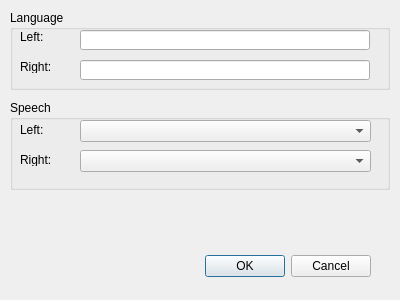
This is source/vocabularymanagerdialog/vocabularysettingsdialog.ui in martin-kudlicka/vocabulary-master as Qt 5 draws it before an edit. The edited form follows.
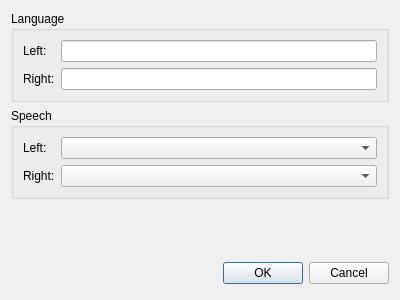
This is the edited form.

```diff
--- a/source/vocabularymanagerdialog/vocabularysettingsdialog.ui
+++ b/source/vocabularymanagerdialog/vocabularysettingsdialog.ui
@@ -13,15 +13,113 @@
   <property name="windowTitle">
    <string>Vocabulary Settings</string>
   </property>
-  <widget class="QWidget" name="layoutWidget">
-   <property name="geometry">
-    <rect>
-     <x>20</x>
-     <y>250</y>
-     <width>351</width>
-     <height>33</height>
-    </rect>
-   </property>
+  <layout class="QVBoxLayout" name="verticalLayout_3">
+   <item>
+    <widget class="QGroupBox" name="groupBox_2">
+     <property name="title">
+      <string>Language</string>
+     </property>
+     <layout class="QVBoxLayout" name="verticalLayout">
+      <item>
+       <layout class="QGridLayout" name="gridLayout">
+        <item row="0" column="0">
+         <widget class="QLabel" name="label_3">
+          <property name="text">
+           <string>Left:</string>
+          </property>
+          <property name="buddy">
+           <cstring>leLanguageLeft</cstring>
+          </property>
+         </widget>
+        </item>
+        <item row="0" column="1">
+         <widget class="QLineEdit" name="leLanguageLeft"/>
+        </item>
+        <item row="1" column="0">
+         <widget class="QLabel" name="label_4">
+          <property name="text">
+           <string>Right:</string>
+          </property>
+          <property name="buddy">
+           <cstring>leLanguageRight</cstring>
+          </property>
+         </widget>
+        </item>
+        <item row="1" column="1">
+         <widget class="QLineEdit" name="leLanguageRight"/>
+        </item>
+       </layout>
+      </item>
+     </layout>
+    </widget>
+   </item>
+   <item>
+    <widget class="QGroupBox" name="qgbSpeech">
+     <property name="title">
+      <string>Speech</string>
+     </property>
+     <layout class="QVBoxLayout" name="verticalLayout_2">
+      <item>
+       <layout class="QGridLayout" name="gridLayout_2">
+        <item row="0" column="0">
+         <widget class="QLabel" name="label">
+          <property name="text">
+           <string>Left:</string>
+          </property>
+          <property name="buddy">
+           <cstring>qcbSpeechLeft</cstring>
+          </property>
+         </widget>
+        </item>
+        <item row="0" column="1">
+         <widget class="QComboBox" name="qcbSpeechLeft">
+          <property name="sizePolicy">
+           <sizepolicy hsizetype="Expanding" vsizetype="Fixed">
+            <horstretch>0</horstretch>
+            <verstretch>0</verstretch>
+           </sizepolicy>
+          </property>
+         </widget>
+        </item>
+        <item row="1" column="0">
+         <widget class="QLabel" name="label_2">
+          <property name="text">
+           <string>Right:</string>
+          </property>
+          <property name="buddy">
+           <cstring>qcbSpeechRight</cstring>
+          </property>
+         </widget>
+        </item>
+        <item row="1" column="1">
+         <widget class="QComboBox" name="qcbSpeechRight">
+          <property name="sizePolicy">
+           <sizepolicy hsizetype="Expanding" vsizetype="Fixed">
+            <horstretch>0</horstretch>
+            <verstretch>0</verstretch>
+           </sizepolicy>
+          </property>
+         </widget>
+        </item>
+       </layout>
+      </item>
+     </layout>
+    </widget>
+   </item>
+   <item>
+    <spacer name="verticalSpacer">
+     <property name="orientation">
+      <enum>Qt::Vertical</enum>
+     </property>
+     <property name="sizeHint" stdset="0">
+      <size>
+       <width>20</width>
+       <height>40</height>
+      </size>
+     </property>
+    </spacer>
+   </item>
+   <item>
    <layout class="QHBoxLayout">
     <property name="spacing">
      <number>6</number>
@@ -57,125 +155,8 @@
      </widget>
     </item>
    </layout>
-  </widget>
-  <widget class="QGroupBox" name="qgbSpeech">
-   <property name="geometry">
-    <rect>
-     <x>10</x>
-     <y>100</y>
-     <width>380</width>
-     <height>90</height>
-    </rect>
-   </property>
-   <property name="title">
-    <string>Speech</string>
-   </property>
-   <widget class="QLabel" name="label">
-    <property name="geometry">
-     <rect>
-      <x>10</x>
-      <y>23</y>
-      <width>46</width>
-      <height>13</height>
-     </rect>
-    </property>
-    <property name="text">
-     <string>Left:</string>
-    </property>
-   </widget>
-   <widget class="QLabel" name="label_2">
-    <property name="geometry">
-     <rect>
-      <x>10</x>
-      <y>53</y>
-      <width>46</width>
-      <height>13</height>
-     </rect>
-    </property>
-    <property name="text">
-     <string>Right:</string>
-    </property>
-   </widget>
-   <widget class="QComboBox" name="qcbSpeechLeft">
-    <property name="geometry">
-     <rect>
-      <x>70</x>
-      <y>20</y>
-      <width>291</width>
-      <height>22</height>
-     </rect>
-    </property>
-   </widget>
-   <widget class="QComboBox" name="qcbSpeechRight">
-    <property name="geometry">
-     <rect>
-      <x>70</x>
-      <y>50</y>
-      <width>291</width>
-      <height>22</height>
-     </rect>
-    </property>
-   </widget>
-  </widget>
-  <widget class="QGroupBox" name="groupBox_2">
-   <property name="geometry">
-    <rect>
-     <x>10</x>
-     <y>10</y>
-     <width>380</width>
-     <height>80</height>
-    </rect>
-   </property>
-   <property name="title">
-    <string>Language</string>
-   </property>
-   <widget class="QLabel" name="label_3">
-    <property name="geometry">
-     <rect>
-      <x>10</x>
-      <y>20</y>
-      <width>46</width>
-      <height>13</height>
-     </rect>
-    </property>
-    <property name="text">
-     <string>Left:</string>
-    </property>
-   </widget>
-   <widget class="QLabel" name="label_4">
-    <property name="geometry">
-     <rect>
-      <x>10</x>
-      <y>50</y>
-      <width>46</width>
-      <height>13</height>
-     </rect>
-    </property>
-    <property name="text">
-     <string>Right:</string>
-    </property>
-   </widget>
-   <widget class="QLineEdit" name="leLanguageLeft">
-    <property name="geometry">
-     <rect>
-      <x>70</x>
-      <y>20</y>
-      <width>290</width>
-      <height>20</height>
-     </rect>
-    </property>
-   </widget>
-   <widget class="QLineEdit" name="leLanguageRight">
-    <property name="geometry">
-     <rect>
-      <x>70</x>
-      <y>50</y>
-      <width>290</width>
-      <height>20</height>
-     </rect>
-    </property>
-   </widget>
-  </widget>
+   </item>
+  </layout>
  </widget>
  <resources/>
  <connections>
```
Left out of the diff: 8 changed lines with no effect on the pictures. Lines whose indentation alone changed are shown as unchanged.
